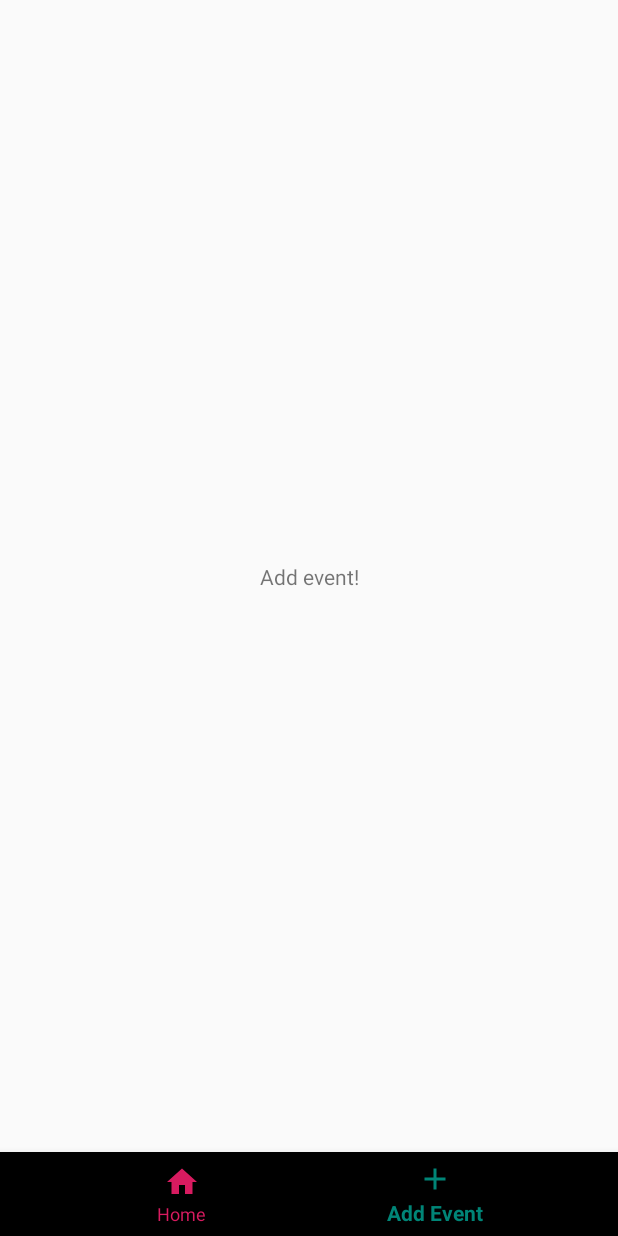
After one commit to markfonte/InstEvents, an Android app: the AddEventFragment screen opened through its navigation route, on a phone screen of 412 x 824 dp. The commit adds this screen. Run offline under Robolectric (Android 15) with nearby library versions, the phone set to English and light mode, and no system bars; our stand-ins replace data binding, navigation-ui.

Commit message:
basic add event fragment

```diff
--- /dev/null
+++ b/app/src/main/java/example/com/eventmap/ui/AddEventFragment.kt
@@ -0,0 +1,31 @@
+package example.com.eventmap.ui
+
+import android.os.Bundle
+import android.view.LayoutInflater
+import android.view.View
+import android.view.ViewGroup
+import androidx.databinding.DataBindingUtil
+import androidx.fragment.app.Fragment
+import androidx.lifecycle.ViewModelProviders
+import example.com.eventmap.R
+import example.com.eventmap.databinding.FragmentAddEventBinding
+import example.com.eventmap.util.InjectorUtils
+
+class AddEventFragment : Fragment() {
+
+    private lateinit var vm: AddEventViewModel
+
+    override fun onCreateView(
+        inflater: LayoutInflater,
+        container: ViewGroup?,
+        savedInstanceState: Bundle?
+    ): View? {
+        val factory: AddEventViewModelFactory = InjectorUtils.provideAddEventViewModelFactory()
+        vm = ViewModelProviders.of(this, factory).get(AddEventViewModel::class.java)
+        val binding: FragmentAddEventBinding = DataBindingUtil.inflate<FragmentAddEventBinding>(inflater, R.layout.fragment_add_event, container, false).apply {
+            viewModel = vm
+            lifecycleOwner = this@AddEventFragment
+        }
+        return binding.root
+    }
+}
--- /dev/null
+++ b/app/src/main/java/example/com/eventmap/ui/AddEventViewModel.kt
@@ -0,0 +1,7 @@
+package example.com.eventmap.ui
+
+import androidx.lifecycle.ViewModel
+import example.com.eventmap.data.MainRepository
+
+class AddEventViewModel(private val mainRepository: MainRepository) : ViewModel() {
+}
--- /dev/null
+++ b/app/src/main/java/example/com/eventmap/ui/AddEventViewModelFactory.kt
@@ -0,0 +1,13 @@
+package example.com.eventmap.ui
+
+import androidx.lifecycle.ViewModel
+import androidx.lifecycle.ViewModelProvider
+import example.com.eventmap.MapsActivityViewModel
+import example.com.eventmap.data.MainRepository
+
+class AddEventViewModelFactory (private val repository: MainRepository) : ViewModelProvider.NewInstanceFactory() {
+    @Suppress("UNCHECKED_CAST")
+    override fun <T : ViewModel?> create(modelClass: Class<T>): T {
+        return AddEventViewModel(repository) as T
+    }
+}
--- a/app/src/main/java/example/com/eventmap/util/InjectorUtils.kt
+++ b/app/src/main/java/example/com/eventmap/util/InjectorUtils.kt
@@ -2,6 +2,7 @@ package example.com.eventmap.util
 
 import example.com.eventmap.MapsActivityViewModelFactory
 import example.com.eventmap.data.MainRepository
+import example.com.eventmap.ui.AddEventViewModelFactory
 
 object InjectorUtils {
 
@@ -13,4 +14,9 @@ object InjectorUtils {
         val repository: MainRepository = getMainRepositorySingleton()
         return MapsActivityViewModelFactory(repository)
     }
+
+    fun provideAddEventViewModelFactory(): AddEventViewModelFactory {
+        val repository: MainRepository = getMainRepositorySingleton()
+        return AddEventViewModelFactory(repository)
+    }
 }
--- /dev/null
+++ b/app/src/main/res/drawable/ic_add_black_24dp.xml
@@ -0,0 +1,9 @@
+<vector xmlns:android="http://schemas.android.com/apk/res/android"
+        android:width="24dp"
+        android:height="24dp"
+        android:viewportWidth="24.0"
+        android:viewportHeight="24.0">
+    <path
+        android:fillColor="#FF000000"
+        android:pathData="M19,13h-6v6h-2v-6H5v-2h6V5h2v6h6v2z"/>
+</vector>
--- /dev/null
+++ b/app/src/main/res/layout/fragment_add_event.xml
@@ -0,0 +1,24 @@
+<?xml version="1.0" encoding="utf-8"?>
+<layout xmlns:android="http://schemas.android.com/apk/res/android"
+    xmlns:app="http://schemas.android.com/apk/res-auto">
+    <data>
+
+        <variable
+            name="viewModel"
+            type="example.com.eventmap.ui.AddEventViewModel" />
+    </data>
+
+    <androidx.constraintlayout.widget.ConstraintLayout
+        android:layout_width="match_parent"
+        android:layout_height="match_parent" >
+
+        <TextView
+            app:layout_constraintTop_toTopOf="parent"
+            app:layout_constraintBottom_toBottomOf="parent"
+            app:layout_constraintStart_toStartOf="parent"
+            app:layout_constraintEnd_toEndOf="parent"
+            android:layout_width="wrap_content"
+            android:layout_height="wrap_content"
+            android:text="Add event!" />
+    </androidx.constraintlayout.widget.ConstraintLayout>
+</layout>
--- a/app/src/main/res/menu/menu_bottom_nav.xml
+++ b/app/src/main/res/menu/menu_bottom_nav.xml
@@ -4,4 +4,9 @@
         android:id="@id/supportMapsFragment"
         android:icon="@drawable/ic_home_black_24dp"
         android:title="Home" />
+
+    <item
+        android:id="@id/addEventFragment"
+        android:icon="@drawable/ic_add_black_24dp"
+        android:title="Add Event" />
 </menu>
--- a/app/src/main/res/navigation/nav_graph.xml
+++ b/app/src/main/res/navigation/nav_graph.xml
@@ -8,4 +8,8 @@
         android:id="@+id/supportMapsFragment"
         android:name="example.com.eventmap.ui.SupportMapsFragment"
         android:label="SupportMapsFragment" />
+    <fragment
+        android:id="@+id/addEventFragment"
+        android:name="example.com.eventmap.ui.AddEventFragment"
+        android:label="AddEventFragment" />
 </navigation>
```
